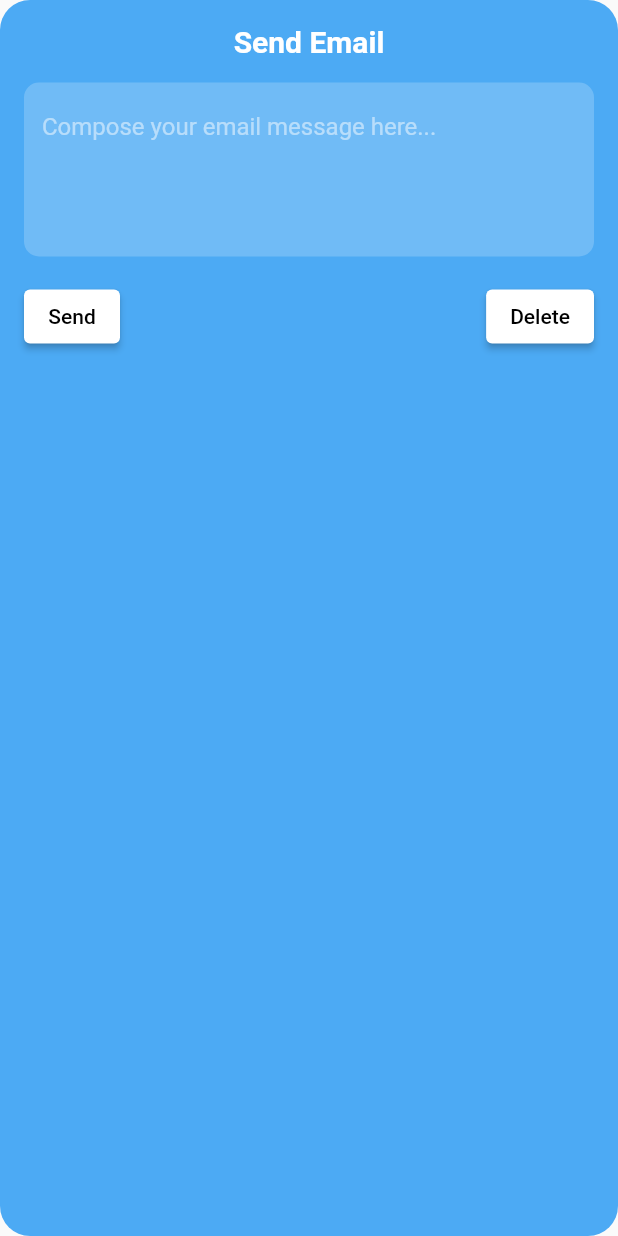
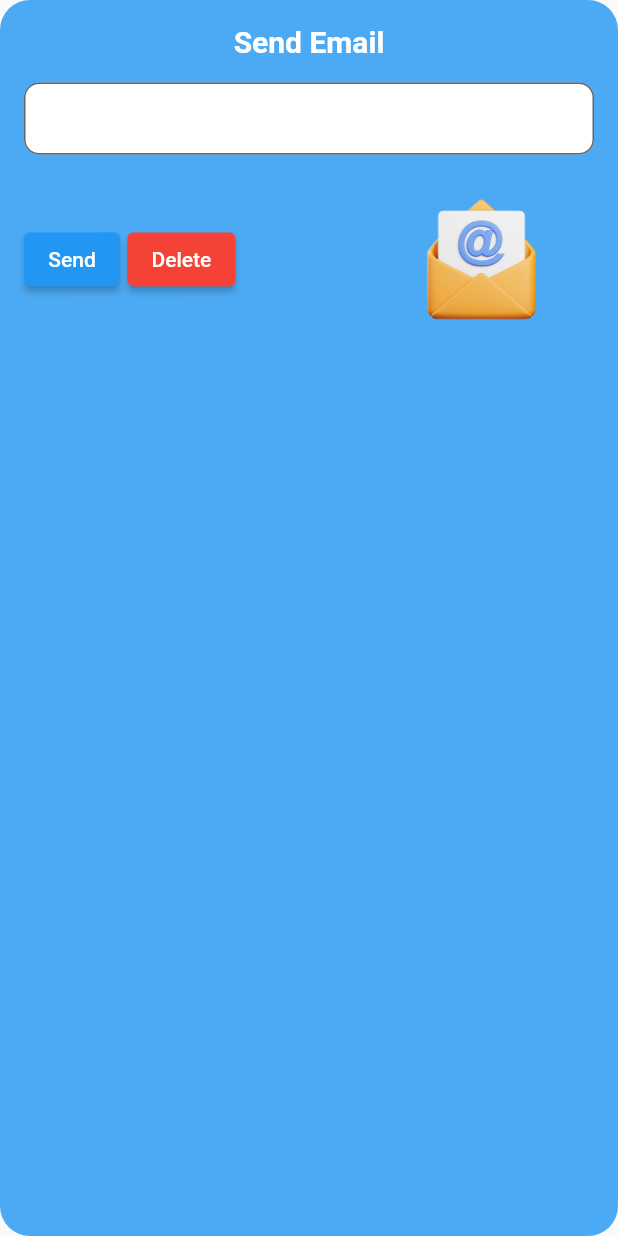
Before and after one commit to kya-nicoh/PLMAPP-authlogin, a Flutter app: the EmailWidget widget shown alone on an empty page, opened directly, on a phone screen of 412 x 824 dp. Run offline on Flutter 3.47's test engine with Material 2 defaults, Android fonts, the phone set to English and light mode, and no system bars; our stand-ins replace firebase_auth, firebase_core, table_calendar, webview_flutter; accounts and stored records are empty.

Commit message:
About PLM

```diff
--- a/lib/pages/aboutplm.dart
+++ b/lib/pages/aboutplm.dart
@@ -3,7 +3,7 @@ import 'package:flutter/material.dart';
 void main() => runApp(AboutPLMApp());
 
 class AboutPLMApp extends StatelessWidget {
-  const AboutPLMApp({super.key});
+  const AboutPLMApp({Key? key}) : super(key: key);
 
   @override
   Widget build(BuildContext context) {
@@ -17,6 +17,8 @@ class AboutPLMApp extends StatelessWidget {
           child: Container(
             margin: EdgeInsets.all(16.0),
             child: Column(
+              children: [
+                Stack(
                   children: [
                     Container(
                       decoration: BoxDecoration(
@@ -35,9 +37,9 @@ class AboutPLMApp extends StatelessWidget {
                             ),
                             textAlign: TextAlign.center,
                           ),
-                      SizedBox(height: 16.0),
+                          SizedBox(height: 30.0),
                           Text(
-                        'Pamantasan ng Lungsod ng Maynila (PLM) is the first and only chartered and autonomous university funded by a city government. It was created by the Congress of the Philippines by virtue of Republic Act No. 4196 or “An Act Authorizing the City of Manila to Establish and operate the University of City Manila” on June 19, 1965.\n\nThe university first opened its gates on July 17, 1967, to 556 first-year students at its campus in the historic Intramuros district, which served as the seat of power during the Spanish occupation.\n\nPLM is the first local government-funded tertiary institution that offered tuition-free education. PLM also carries the distinction of being the first tertiary institution to have a Filipino official name, which is why people use “Pamantasan” to refer to PLM. The word pamantasan derived from the Filipino term “pantas” or wise person. The University stands on historic grounds. On its site once stood the Universidad de San Ignacio (1590-1798), Universidad Maximo de San Ignacio, Colegio de San Jose, and Ateneo Municipal de Manila (1865-1901). PLM is a premier university that has consistently garnered a 100% passing rate in licensure exams. Since 1967, it has produced competent and socially responsible graduates who have contributed to nation-building.',
+                            'Pamantasan ng Lungsod ng Maynila (PLM)1 is the first and only chartered and autonomous university funded by a city government. It was created by the Congress of the Philippines by virtue of Republic Act No. 4196 or “An Act Authorizing the City of Manila to Establish and operate the University of City Manila” on June 19, 1965.\n\nThe university first opened its gates on July 17, 1967, to 556 first-year students at its campus in the historic Intramuros district, which served as the seat of power during the Spanish occupation.\n\nPLM is the first local government-funded tertiary institution that offered tuition-free education. PLM also carries the distinction of being the first tertiary institution to have a Filipino official name, which is why people use “Pamantasan” to refer to PLM. The word pamantasan derived from the Filipino term “pantas” or wise person. The University stands on historic grounds. On its site once stood the Universidad de San Ignacio (1590-1798), Universidad Maximo de San Ignacio, Colegio de San Jose, and Ateneo Municipal de Manila (1865-1901). PLM is a premier university that has consistently garnered a 100% passing rate in licensure exams. Since 1967, it has produced competent and socially \nresponsible graduates who have contributed to nation-building.',
                             style: TextStyle(
                               fontSize: 16,
                               color: Colors.white,
@@ -46,6 +48,17 @@ class AboutPLMApp extends StatelessWidget {
                           ),
                         ],
                       ),
+                    ),
+                    Positioned(
+                      bottom: -30,
+                      right: 0,
+                      child: Image.asset(
+                        'lib/images/2.png', // Replace with your image path
+                        height: 100,
+                        width: 100,
+                      ),
+                    ),
+                  ],
                 ),
                 SizedBox(height: 32.0),
                 Container(
@@ -110,6 +123,8 @@ class AboutPLMApp extends StatelessWidget {
   }
 }
 
+
+
 class ButtonWidget extends StatelessWidget {
   final String title;
   final VoidCallback onTap;
@@ -137,6 +152,8 @@ class ButtonWidget extends StatelessWidget {
     );
   }
 }
+
+
 
 class EmailWidget extends StatefulWidget {
   @override
@@ -179,40 +196,48 @@ class _EmailWidgetState extends State<EmailWidget> {
           SizedBox(height: 16.0),
           TextField(
             controller: _messageController,
-            maxLines: 4,
-            style: TextStyle(color: Colors.white),
+            style: TextStyle(color: Colors.black),
             decoration: InputDecoration(
               filled: true,
-              fillColor: Colors.white.withOpacity(0.2),
+              fillColor: Colors.white,
               border: OutlineInputBorder(
                 borderRadius: BorderRadius.circular(10.0),
-                borderSide: BorderSide.none,
               ),
-              hintText: 'Compose your email message here...',
-              hintStyle: TextStyle(color: Colors.white.withOpacity(0.5)),
+              contentPadding: EdgeInsets.symmetric(vertical: 10.0),
             ),
           ),
-          SizedBox(height: 16.0),
+          SizedBox(height: 20.0),
           Row(
-            mainAxisAlignment: MainAxisAlignment.spaceBetween,
+            mainAxisAlignment: MainAxisAlignment.spaceEvenly,
             children: [
               ElevatedButton(
                 onPressed: () {
                   // Send email
                 },
                 style: ElevatedButton.styleFrom(
-                  primary: Colors.white,
-                  onPrimary: Colors.black,
+                  primary: Colors.blue,
+                  onPrimary: Colors.white,
                 ),
                 child: Text('Send'),
               ),
+              SizedBox(width: 5.0), // Add space between buttons
               ElevatedButton(
                 onPressed: _deleteMessage,
                 style: ElevatedButton.styleFrom(
-                  primary: Colors.white,
-                  onPrimary: Colors.black,
+                  primary: Colors.red,
+                  onPrimary: Colors.white,
                 ),
                 child: Text('Delete'),
+              ),
+              Expanded(
+                child: Align(
+                  alignment: Alignment.centerRight,
+                  child: Image.asset(
+                    'lib/images/email.png', // Replace with your image path
+                    height: 100,
+                    width: 150,
+                  ),
+                ),
               ),
             ],
           ),
```
Also changed, not shown: lib/images/2.png (added), lib/images/email.png (added). Lines whose indentation alone changed are shown as unchanged.
